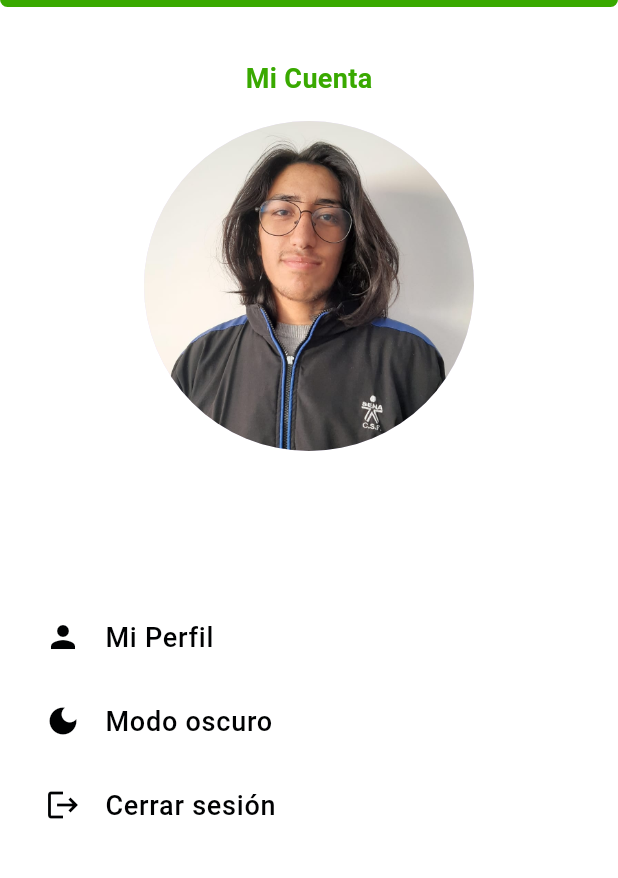
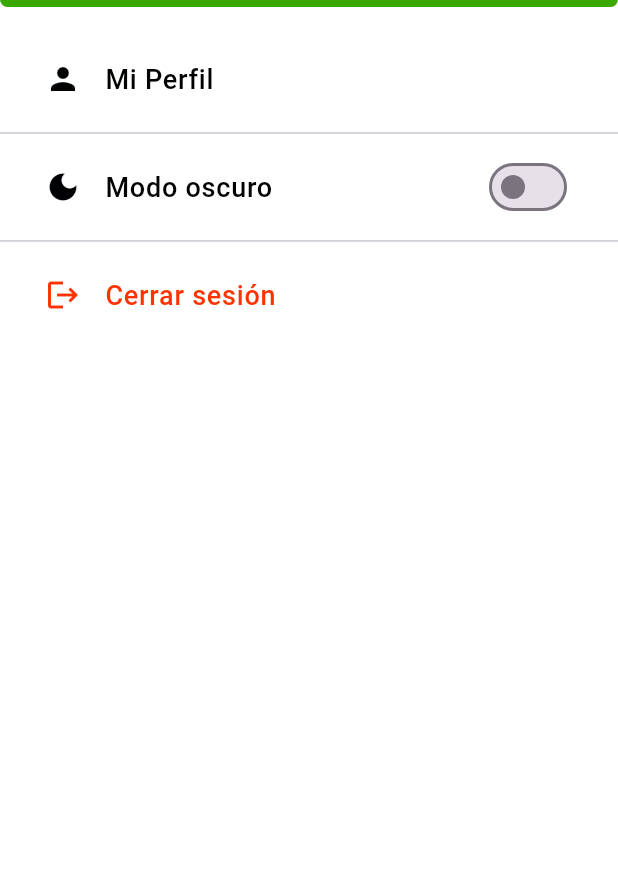
Before and after one commit to senaFactory/appHermes, a Flutter app: the Myaccountpage screen opened directly, on a phone screen of 412 x 824 dp, the part 129-1007 px from its top. Run offline on Flutter 3.47's test engine with Material 3 defaults, Android fonts, the light colour scheme and no system bars; our stand-ins replace curved_navigation_bar, image_picker, pretty_qr_code; accounts and stored records are empty; network calls fail.

Commit message:
cambios antes de Bitrise

```diff
--- a/lib/pages/profile/my_account_page.dart
+++ b/lib/pages/profile/my_account_page.dart
@@ -12,7 +12,9 @@ class Myaccountpage extends StatefulWidget {
 }
 
 class _MyaccountpageState extends State<Myaccountpage> {
-  final PeopleService _peopleService = PeopleService(); // Instancia del servicio
+  bool isDarkMode = false; // Estado del modo oscuro
+  final PeopleService _peopleService =
+      PeopleService(); // Instancia del servicio
   User? user; // Almacena los datos del usuario
 
   @override
@@ -23,7 +25,8 @@ class _MyaccountpageState extends State<Myaccountpage> {
 
   // Función para obtener los datos del usuario
   Future<void> _fetchUserData() async {
-    User? fetchedUser = await _peopleService.getUserById(2); // Puedes cambiar el ID dinámicamente
+    User? fetchedUser = await _peopleService
+        .getUserById(2); // Puedes cambiar el ID dinámicamente
 
     setState(() {
       user = fetchedUser; // Actualiza el estado con el usuario obtenido
@@ -39,78 +42,77 @@ class _MyaccountpageState extends State<Myaccountpage> {
           Container(
             child: Column(
               children: [
-                const SizedBox(height: 35),
-                const Text(
-                  "Mi Cuenta",
-                  style: TextStyle(
-                    fontSize: 18,
-                    fontWeight: FontWeight.w600,
-                    color: Color(0xFF39A900),
-                  ),
-                ),
-                const SizedBox(height: 15),
-                const CircleAvatar(
-                  radius: 110,
-                  backgroundImage: AssetImage('images/aprendiz_sena1.jpeg'),
-                ),
-                const SizedBox(height: 20),
-                // Muestra los datos traídos de la API o un placeholder si no se han cargado
-                Text(
-                  user != null
-                      ? "${user!.name} ${user!.lastName}" // Mostrar nombre y apellido traídos de la API
-                      : "Cargando datos...", // Placeholder mientras se cargan los datos
-                  style: const TextStyle(
-                    fontSize: 15,
-                    fontWeight: FontWeight.bold,
-                    color: Color(0xFF454546),
-                  ),
-                ),
-                const SizedBox(height: 55),
+                Padding(
+                  padding: const EdgeInsets.symmetric(vertical: 20.0),
+                  child: Column(
+                    children: [
                       ListTile(
-                  leading: const Icon(Icons.person, color: Color(0xFF000102)),
+                        leading:
+                            const Icon(Icons.person, color: Color(0xFF000102)),
                         title: const Text(
                           "Mi Perfil",
                           style: TextStyle(
                             fontSize: 18,
                             fontWeight: FontWeight.w500,
-                        color: Color(0xFF000102)),
+                            color: Color(0xFF000102),
                           ),
-                  contentPadding: const EdgeInsets.symmetric(horizontal: 30),
+                        ),
+                        contentPadding:
+                            const EdgeInsets.symmetric(horizontal: 30),
                         onTap: () {
                           Navigator.push(
                             context,
                             MaterialPageRoute(
-                          builder: (context) => const ProfilePage()),
+                              builder: (context) => const ProfilePage(),
+                            ),
                           );
                         },
                       ),
+                      const Divider(),
                       ListTile(
-                  leading: const Icon(Icons.dark_mode, color: Color(0xFF000102)),
+                        leading: const Icon(Icons.dark_mode,
+                            color: Color(0xFF000102)),
                         title: const Text(
                           "Modo oscuro",
                           style: TextStyle(
                             fontSize: 18,
                             fontWeight: FontWeight.w500,
-                        color: Color(0xFF000102)),
+                            color: Color(0xFF000102),
                           ),
-                  contentPadding: const EdgeInsets.symmetric(horizontal: 30),
-                  onTap: () {
-                    // Implementar funcionalidad para cambiar el modo oscuro
+                        ),
+                        contentPadding:
+                            const EdgeInsets.symmetric(horizontal: 30),
+                        trailing: Switch(
+                          value: isDarkMode,
+                          onChanged: (value) {
+                            setState(() {
+                              isDarkMode = value;
+                            });
                           },
                         ),
+                      ),
+                      const Divider(), // Línea divisoria entre ListTile
                       ListTile(
-                  leading: const Icon(Icons.logout, color: Color(0xFF000102)),
+                        leading: const Icon(
+                          Icons.logout,
+                          color: Color.fromARGB(255, 255, 51, 0),
+                        ),
                         title: const Text(
                           "Cerrar sesión",
                           style: TextStyle(
                             fontSize: 18,
                             fontWeight: FontWeight.w500,
-                        color: Color(0xFF000102)),
+                            color: Color.fromARGB(255, 255, 51, 0),
                           ),
-                  contentPadding: const EdgeInsets.symmetric(horizontal: 30),
+                        ),
+                        contentPadding:
+                            const EdgeInsets.symmetric(horizontal: 30),
                         onTap: () {
-                    //TODO: Implementar funcionalidad para cerrar sesión
+                          // Lógica para cerrar sesión
                         },
+                      ),
+                    ],
+                  ),
                 ),
               ],
             ),
--- a/lib/widgets/home_app_bar.dart
+++ b/lib/widgets/home_app_bar.dart
@@ -7,13 +7,14 @@ class HomeAppBar extends StatelessWidget {
 
   @override
   Widget build(BuildContext context) {
+    Color color =  Color(0xFF39A900);
     // Obtener el tamaño de la pantalla
     final screenSize = MediaQuery.of(context).size;
 
     return Container(
       width: double.infinity,
       decoration: BoxDecoration(
-        color: const Color(0xFF39A900),
+        color: color,
         borderRadius: BorderRadius.circular(5), // Ajusta el redondeo
       ),
       padding: EdgeInsets.symmetric(
--- a/pubspec.yaml
+++ b/pubspec.yaml
@@ -19,7 +19,7 @@ publish_to: 'none' # Remove this line if you wish to publish to pub.dev
 version: 1.0.0+1
 
 environment:
-  sdk: '>=3.4.4 <4.0.0'
+  sdk: ">=3.0.0 <4.0.0"
 
 # Dependencies specify other packages that your package needs in order to work.
 # To automatically upgrade your package dependencies to the latest versions
```
Also changed, not shown: lib/pages/profile/profile_page.dart (line endings or trailing spaces), lib/services/equipment_service.dart (line endings or trailing spaces), lib/services/people_service.dart (line endings or trailing spaces), pubspec.lock. Lines whose indentation alone changed are shown as unchanged.
